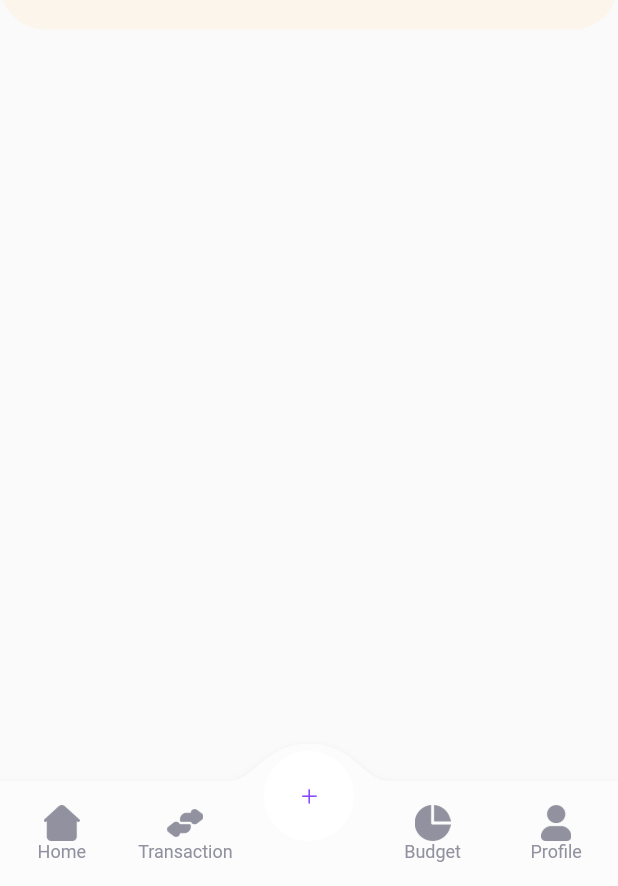
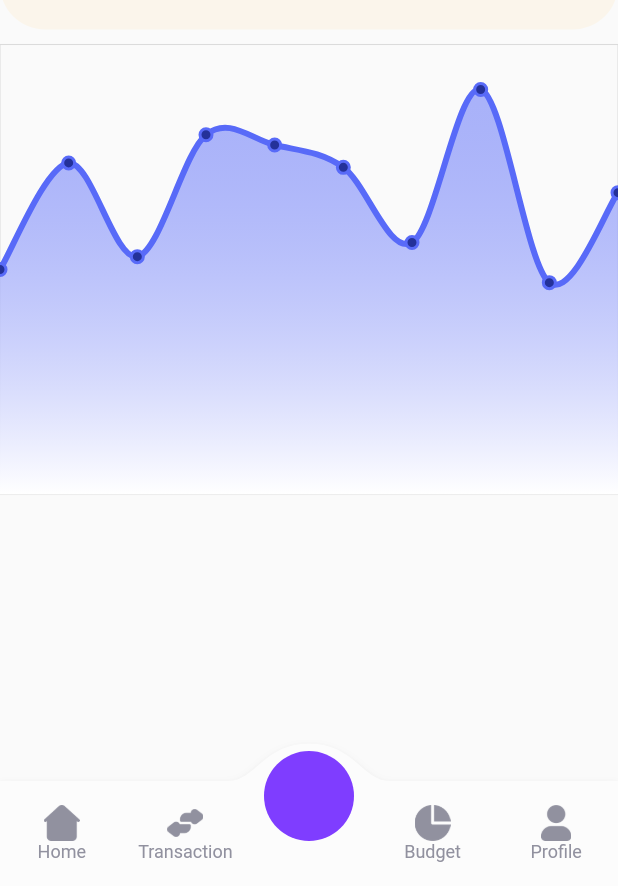
Before and after one commit to akromiafif/flutter_expense, a Flutter app: the screen it shows after launch, on a phone screen of 412 x 824 dp, the part 350-1236 px from its top. Run offline on Flutter 3.47's test engine with Material 2 defaults, Android fonts, the phone set to English and light mode, and no system bars; drawn by our look-alikes of convex_bottom_bar; our stand-ins replace get, google_fonts, syncfusion_flutter_charts.

Commit message:
fix charts style

```diff
--- a/lib/app/constant/color.dart
+++ b/lib/app/constant/color.dart
@@ -1,17 +1,20 @@
 import "package:flutter/material.dart";
 
-final appPrimary = const Color(0xFF7F3DFF);
-final appVioletSoft = const Color(0xFFEEE5FF);
+const appPrimary = Color(0xFF7F3DFF);
+const appVioletSoft = Color(0xFFEEE5FF);
 const appWhite = Colors.white;
-final appWhiteSoft = const Color(0xFFFCFCFC);
+const appWhiteSoft = Color(0xFFFCFCFC);
 const appBlack = Colors.black;
-final appGreen = const Color(0xFF00A86B);
-final appGreenSoft = const Color(0xFFCFFAEA);
-final appRed = const Color(0xFFFD3C4A);
-final appRedSoft = const Color(0xFFFDD5D7);
-final appYellow = const Color(0xFFFCAC12);
-final appYellowSoft = const Color(0xFFFCEED4);
-final appBlue = const Color(0xFF0077FF);
-final appBlueSoft = const Color(0xFFBDDCFF);
-final appText = const Color(0xFF0D0E0F);
-final appTextSoft = const Color(0xFF91919F);
+const appGreen = Color(0xFF00A86B);
+const appGreenSoft = Color(0xFFCFFAEA);
+const appRed = Color(0xFFFD3C4A);
+const appRedSoft = Color(0xFFFDD5D7);
+const appYellow = Color(0xFFFCAC12);
+const appYellowSoft = Color(0xFFFCEED4);
+const appBlue = Color(0xFF0077FF);
+const appBlueSoft = Color(0xFFBDDCFF);
+const appText = Color(0xFF0D0E0F);
+const appTextSoft = Color(0xFF91919F);
+const appPurple = Color(0xFF191D2D);
+const appPurpleAccent = Color(0xFF586AF8);
+const appPurpleSoft = Color(0xFF243199);
--- a/lib/app/modules/home/views/home_view.dart
+++ b/lib/app/modules/home/views/home_view.dart
@@ -4,6 +4,7 @@ import 'package:flutter/material.dart';
 import 'package:get/get.dart';
 import 'package:google_fonts/google_fonts.dart';
 import 'package:convex_bottom_bar/convex_bottom_bar.dart';
+import 'package:syncfusion_flutter_charts/charts.dart';
 
 import '../controllers/home_controller.dart';
 
@@ -17,6 +18,19 @@ class HomeView extends GetView<HomeController> {
 
   @override
   Widget build(BuildContext context) {
+    final List<ChartData> chartData = [
+      ChartData(17, 21500),
+      ChartData(18, 22684),
+      ChartData(19, 21643),
+      ChartData(20, 22997),
+      ChartData(21, 22883),
+      ChartData(22, 22635),
+      ChartData(23, 21800),
+      ChartData(24, 23500),
+      ChartData(25, 21354),
+      ChartData(26, 22354),
+    ];
+
     return Scaffold(
       body: SafeArea(
         child: Column(
@@ -43,7 +57,7 @@ class HomeView extends GetView<HomeController> {
                   ),
                   IconButton(
                     onPressed: () {},
-                    icon: Icon(
+                    icon: const Icon(
                       Icons.notifications,
                       color: appPrimary,
                       size: 35,
@@ -95,17 +109,75 @@ class HomeView extends GetView<HomeController> {
                 ],
               ),
             ),
-            const SizedBox(height: 20),
+            const SizedBox(height: 10),
+            Expanded(
+              child: ListView(
+                children: <Widget>[
+                  SfCartesianChart(
+                    margin: const EdgeInsets.all(0),
+                    borderWidth: 0,
+                    borderColor: Colors.white,
+                    primaryXAxis: NumericAxis(
+                      minimum: 17,
+                      maximum: 26,
+                      interval: 1,
+                      isVisible: false,
+                      borderWidth: 0,
+                      borderColor: Colors.transparent,
+                    ),
+                    primaryYAxis: NumericAxis(
+                      minimum: 19000,
+                      maximum: 24000,
+                      interval: 1000,
+                      isVisible: false,
+                      borderWidth: 0,
+                      borderColor: Colors.transparent,
+                    ),
+                    series: <ChartSeries<ChartData, int>>[
+                      SplineAreaSeries(
+                        dataSource: chartData,
+                        xValueMapper: (ChartData data, _) => data.day,
+                        yValueMapper: (ChartData data, _) => data.price,
+                        gradient: LinearGradient(
+                          colors: <Color>[
+                            appPurpleAccent.withOpacity(0.5),
+                            appWhite
+                          ],
+                          begin: Alignment.topCenter,
+                          end: Alignment.bottomCenter,
+                        ),
+                        splineType: SplineType.natural,
+                      ),
+                      SplineSeries(
+                        width: 4,
+                        markerSettings: const MarkerSettings(
+                          color: appPurpleSoft,
+                          borderWidth: 2,
+                          shape: DataMarkerType.circle,
+                          borderColor: appPurpleAccent,
+                          isVisible: true,
+                        ),
+                        color: appPurpleAccent,
+                        dataSource: chartData,
+                        xValueMapper: (ChartData data, _) => data.day,
+                        yValueMapper: (ChartData data, _) => data.price,
+                      )
+                    ],
+                  ),
+                ],
+              ),
+            )
           ],
         ),
       ),
       bottomNavigationBar: ConvexAppBar(
         initialActiveIndex: 2,
         backgroundColor: appWhiteSoft,
-        activeColor: appWhite,
+        activeColor: appPrimary,
         style: TabStyle.reactCircle,
         color: appTextSoft,
         height: 70,
+        curveSize: 80,
         items: [
           TabItem<Widget>(
             icon: ButtomTabItem(
@@ -170,12 +242,12 @@ class ButtomTabItem extends StatelessWidget {
   Widget build(BuildContext context) {
     return Obx(
       () => Container(
-        padding: EdgeInsets.all(selected.value == index ? 15 : 0),
+        padding: EdgeInsets.all(selected.value == index ? 20 : 0),
         child: Image.asset(
           imageSource,
           width: 60,
           height: 60,
-          color: selected.value == index ? appPrimary : appTextSoft,
+          color: selected.value == index ? appWhiteSoft : appTextSoft,
         ),
       ),
     );
@@ -245,3 +317,9 @@ class InfoBalance extends StatelessWidget {
     );
   }
 }
+
+class ChartData {
+  ChartData(this.day, this.price);
+  final int day;
+  final double price;
+}
--- a/pubspec.yaml
+++ b/pubspec.yaml
@@ -12,6 +12,7 @@ dependencies:
     sdk: flutter
   google_fonts: ^3.0.1
   convex_bottom_bar: ^3.1.0+1
+  syncfusion_flutter_charts: ^20.3.52
 
 dev_dependencies:
   flutter_lints: ^2.0.0
```
Also changed, not shown: pubspec.lock.
